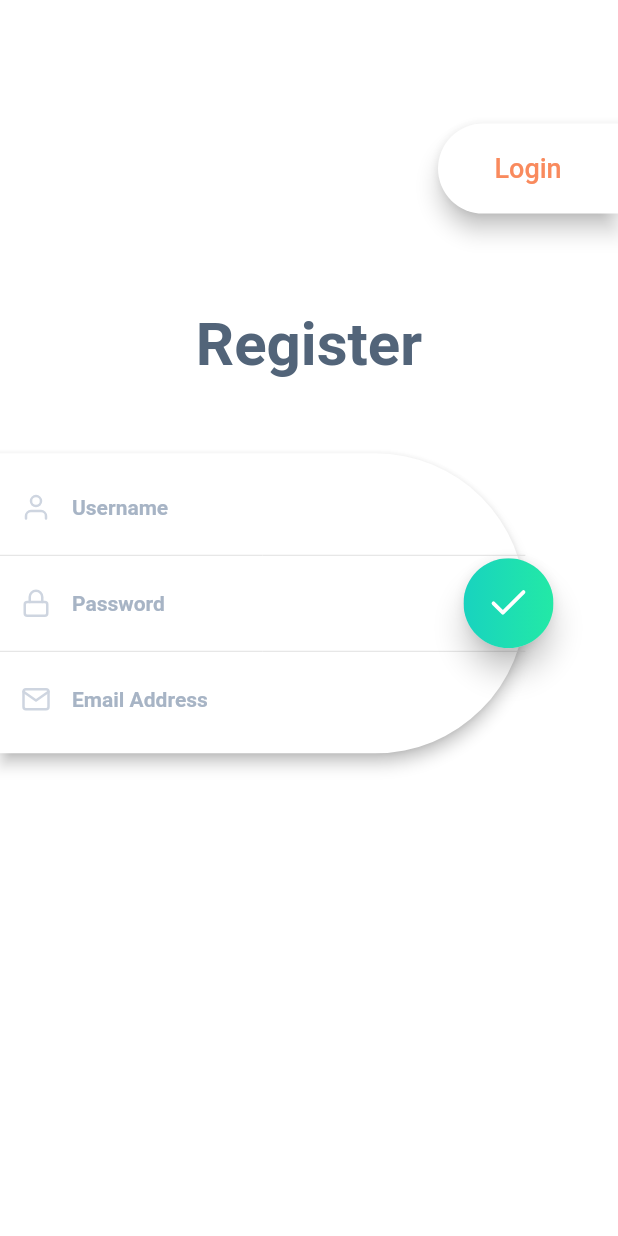
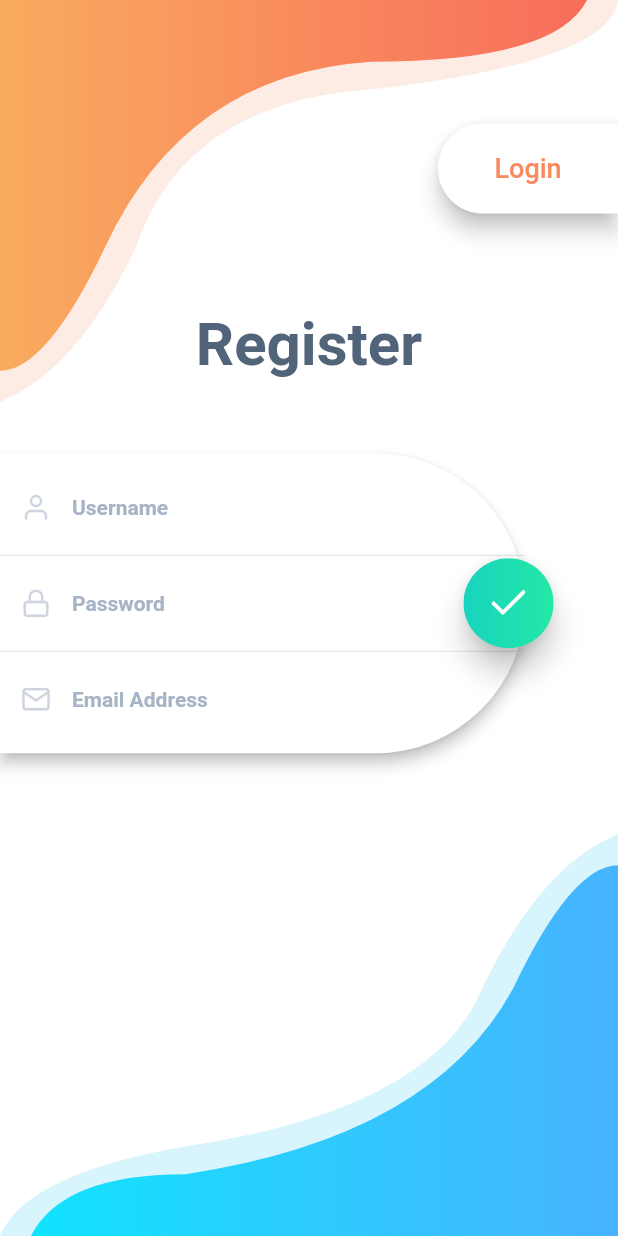
Before and after one commit to david-legend/login_catalog, a Flutter app: the SignUpScreen3 screen opened directly, on a phone screen of 412 x 824 dp. Run offline on Flutter 3.47's test engine with Material 2 defaults, Android fonts, the phone set to English and light mode, and no system bars; our stand-ins replace auto_route, flutter_feather_icons, google_fonts, rxdart.

Commit message:
login design 3 completed

```diff
--- a/lib/main.dart
+++ b/lib/main.dart
@@ -35,8 +35,8 @@ class _MyAppState extends State<MyApp> {
           darkTheme: null,
           builder: ExtendedNavigator<Router>(
             router: Router(),
-            initialRoute: Routes.signUpScreen3,
-//            initialRouteArgs: SignUpScreen2Arguments(themeBloc: _themeBloc),
+            initialRoute: Routes.loginScreen3,
+            initialRouteArgs: LoginScreen1Arguments(themeBloc: _themeBloc),
 //            initialRoute: Routes.loginScreen1,
           ),
         );
--- a/lib/routes/router.dart
+++ b/lib/routes/router.dart
@@ -12,11 +12,11 @@ class $Router {
   LoginScreen1 loginScreen1;
   SignUpScreen1 signUpScreen1;
 
-  @initial
   LoginScreen2 loginScreen2;
 
   SignUpScreen2 signUpScreen2;
 
+  @initial
   SignUpScreen3 signUpScreen3;
   LoginScreen3 loginScreen3;
 
--- a/lib/screens/login_design_3/signup_screen_3.dart
+++ b/lib/screens/login_design_3/signup_screen_3.dart
@@ -1,6 +1,8 @@
 import 'package:flutter/material.dart';
 import 'package:flutter_feather_icons/flutter_feather_icons.dart';
+import 'package:logincatalog/routes/router.gr.dart';
 import 'package:logincatalog/values/values.dart';
+import 'package:logincatalog/widgets/custom_shape_clippers.dart';
 import 'package:logincatalog/widgets/custom_text_form_field.dart';
 import 'package:logincatalog/widgets/spaces.dart';
 
@@ -49,9 +51,62 @@ class _SignUpScreen3State extends State<SignUpScreen3> {
     var heightOfScreen = MediaQuery.of(context).size.height;
     var widthOfScreen = MediaQuery.of(context).size.width;
     return Scaffold(
-      body: SafeArea(
-        child: Stack(
+      body: Stack(
         children: <Widget>[
+          Positioned(
+            left: 0,
+            top: 0,
+            right: 0,
+            child: ClipPath(
+              clipper: CustomLoginShapeClipper4(),
+              child: Container(
+                height: heightOfScreen,
+                decoration: BoxDecoration(color: AppColors.orangeShade2),
+              ),
+            ),
+          ),
+          Positioned(
+            left: 0,
+            top: 0,
+            right: 0,
+            child: ClipPath(
+              clipper: CustomLoginShapeClipper5(),
+              child: Container(
+                height: heightOfScreen,
+                decoration: BoxDecoration(
+                  gradient: Gradients.curvesGradient1,
+                ),
+              ),
+            ),
+          ),
+          Positioned(
+            left: 0,
+            top: 0,
+            right: 0,
+            child: ClipPath(
+              clipper: CustomLoginShapeClipper6(),
+              child: Container(
+                height: heightOfScreen,
+                decoration: BoxDecoration(
+                  color: AppColors.lighterBlue,
+                ),
+              ),
+            ),
+          ),
+          Positioned(
+            left: 0,
+            top: 0,
+            right: 0,
+            child: ClipPath(
+              clipper: CustomLoginShapeClipper3(),
+              child: Container(
+                height: heightOfScreen,
+                decoration: BoxDecoration(
+                  gradient: Gradients.curvesGradient2,
+                ),
+              ),
+            ),
+          ),
           Positioned(
             top: heightOfScreen * 0.1,
             right: Sizes.SIZE_0,
@@ -59,7 +114,7 @@ class _SignUpScreen3State extends State<SignUpScreen3> {
               height: Sizes.HEIGHT_60,
               width: Sizes.WIDTH_120,
               child: RaisedButton(
-                  onPressed: () {},
+                onPressed: () => Router.navigator.pushNamed(Routes.loginScreen3),
                 color: AppColors.white,
                 elevation: Sizes.ELEVATION_6,
                 shape: RoundedRectangleBorder(
@@ -82,7 +137,6 @@ class _SignUpScreen3State extends State<SignUpScreen3> {
               Positioned(
                 child: Container(
                   child: Column(
-                      mainAxisAlignment: MainAxisAlignment.center,
                     children: <Widget>[
                       Expanded(
                         child: ListView(
@@ -99,6 +153,8 @@ class _SignUpScreen3State extends State<SignUpScreen3> {
                             ),
                             SizedBox(height: heightOfScreen * 0.05),
                             _buildForm(context: context),
+
+
                           ],
                         ),
                       ),
@@ -109,7 +165,6 @@ class _SignUpScreen3State extends State<SignUpScreen3> {
             ],
           ),
         ],
-        ),
       ),
     );
   }
@@ -212,7 +267,7 @@ class _SignUpScreen3State extends State<SignUpScreen3> {
               child: RaisedButton(
                 padding: const EdgeInsets.all(Sizes.PADDING_0),
                 elevation: Sizes.ELEVATION_8,
-                onPressed: () {},
+                onPressed: (){},
                 shape: RoundedRectangleBorder(
                   borderRadius: BorderRadius.circular(Sizes.RADIUS_30),
                 ),
--- a/lib/values/gradients.dart
+++ b/lib/values/gradients.dart
@@ -10,11 +10,19 @@ class Gradients {
     ],
   );
 
-  static const LinearGradient curvesGradient = LinearGradient(
+  static const LinearGradient curvesGradient1 = LinearGradient(
     colors: [
       AppColors.orange,
       AppColors.orangeShade1,
       AppColors.deepOrange,
     ],
   );
+
+  static const LinearGradient curvesGradient2 = LinearGradient(
+    colors: [
+      AppColors.seaBlue3,
+      AppColors.seaBlue2,
+      AppColors.seaBlue1,
+    ],
+  );
 }
--- a/lib/widgets/custom_shape_clippers.dart
+++ b/lib/widgets/custom_shape_clippers.dart
@@ -1,5 +1,6 @@
 import 'package:flutter/material.dart';
 
+//************************ for login design 1 *********************************
 class CustomLoginShapeClipper1 extends CustomClipper<Path> {
   @override
   getClip(Size size) {
@@ -46,6 +47,77 @@ class CustomLoginShapeClipper2 extends CustomClipper<Path> {
   }
 }
 
+class CustomSignUpShapeClipper1 extends CustomClipper<Path> {
+  @override
+  getClip(Size size) {
+    final Path path = Path();
+    path.lineTo(0.0, size.height * 0.30);
+
+    var firstEndpoint = Offset(size.width, size.height * 0.15);
+    var firstControlPoint = Offset(size.width * 0.5, size.height * 0.13);
+
+    path.quadraticBezierTo(firstControlPoint.dx, firstControlPoint.dy,
+        firstEndpoint.dx, firstEndpoint.dy);
+
+    path.lineTo(size.width, 0.0);
+    path.close();
+    return path;
+  }
+
+  @override
+  bool shouldReclip(CustomClipper oldClipper) {
+    return true;
+  }
+}
+
+class CustomSignUpShapeClipper2 extends CustomClipper<Path> {
+  @override
+  getClip(Size size) {
+    final Path path = Path();
+    path.lineTo(0.0, size.height);
+
+    var firstEndpoint = Offset(size.width, size.height * 0.52);
+    var firstControlPoint = Offset(size.width * 0.25, size.height * 0.52);
+
+    path.quadraticBezierTo(firstControlPoint.dx, firstControlPoint.dy,
+        firstEndpoint.dx, firstEndpoint.dy);
+
+    path.lineTo(size.width, 0.0);
+    path.close();
+    return path;
+  }
+
+  @override
+  bool shouldReclip(CustomClipper oldClipper) {
+    return true;
+  }
+}
+
+class CustomSignUpShapeClipper3 extends CustomClipper<Path> {
+  @override
+  getClip(Size size) {
+    final Path path = Path();
+
+    path.lineTo(0.0, size.height * 0.8);
+
+    var firstEndpoint = Offset(size.width, size.height * 0.7);
+    var firstControlPoint = Offset(size.width * 0.70, size.height * 0.8);
+
+    path.quadraticBezierTo(firstControlPoint.dx, firstControlPoint.dy,
+        firstEndpoint.dx, firstEndpoint.dy);
+
+    path.lineTo(size.width, 0.0);
+    path.close();
+    return path;
+  }
+
+  @override
+  bool shouldReclip(CustomClipper oldClipper) {
+    return true;
+  }
+}
+
+//************************ for login design 3 *********************************
 class CustomLoginShapeClipper4 extends CustomClipper<Path> {
   @override
   getClip(Size size) {
@@ -129,24 +201,26 @@ class CustomLoginShapeClipper3 extends CustomClipper<Path> {
   @override
   getClip(Size size) {
     final Path path = Path();
-    path.moveTo(size.width * 0.01, size.height);
+    path.moveTo(size.width * 0.05, size.height);
     path.lineTo(size.width, size.height);
     path.lineTo(size.width, size.height * 0.7);
 
-    var firstEndpoint = Offset(size.width * 0.90, size.height * 0.72);
-    var firstControlPoint = Offset(size.width * 0.95, size.height * 0.70);
+    var firstEndpoint = Offset(size.width * 0.83, size.height * 0.8);
+    var firstControlPoint = Offset(size.width * 0.925, size.height * 0.70);
 //
     path.quadraticBezierTo(firstControlPoint.dx, firstControlPoint.dy,
         firstEndpoint.dx, firstEndpoint.dy);
 //
-    var secondEndpoint = Offset(size.width * 0.30, size.height * 0.90);
-    var secondControlPoint = Offset(size.width * 0.70, size.height * 0.90);
+    var secondEndpoint = Offset(size.width * 0.30, size.height * 0.95);
+    var secondControlPoint =
+        Offset(size.width * 0.70, size.height * 0.92); //height
 //
     path.quadraticBezierTo(secondControlPoint.dx, secondControlPoint.dy,
         secondEndpoint.dx, secondEndpoint.dy);
 //
-    var thirdEndpoint = Offset(size.width * 0.01, size.height);
-    var thirdControlPoint = Offset(size.width * 0.02, size.height * 0.95);
+    var thirdEndpoint = Offset(size.width * 0.05, size.height);
+    var thirdControlPoint =
+        Offset(size.width * 0.1, size.height * 0.95); //width
 
     path.quadraticBezierTo(thirdControlPoint.dx, thirdControlPoint.dy,
         thirdEndpoint.dx, thirdEndpoint.dy);
@@ -163,19 +237,32 @@ class CustomLoginShapeClipper3 extends CustomClipper<Path> {
   }
 }
 
-class CustomSignUpShapeClipper1 extends CustomClipper<Path> {
+class CustomLoginShapeClipper6 extends CustomClipper<Path> {
   @override
   getClip(Size size) {
     final Path path = Path();
-    path.lineTo(0.0, size.height * 0.30);
+    path.moveTo(size.width * 0, size.height);
+    path.lineTo(size.width, size.height);
+    path.lineTo(size.width, size.height * 0.675);
 
-    var firstEndpoint = Offset(size.width, size.height * 0.15);
-    var firstControlPoint = Offset(size.width * 0.5, size.height * 0.13);
+    var firstEndpoint = Offset(size.width * 0.78, size.height * 0.8);
+    var firstControlPoint = Offset(size.width * 0.875, size.height * 0.70);
 
     path.quadraticBezierTo(firstControlPoint.dx, firstControlPoint.dy,
         firstEndpoint.dx, firstEndpoint.dy);
 
-    path.lineTo(size.width, 0.0);
+    var secondEndpoint = Offset(size.width * 0.30, size.height * 0.9275);
+    var secondControlPoint = Offset(size.width * 0.70, size.height * 0.8975);
+
+    path.quadraticBezierTo(secondControlPoint.dx, secondControlPoint.dy,
+        secondEndpoint.dx, secondEndpoint.dy);
+
+    var thirdEndpoint = Offset(size.width * 0.0, size.height);
+    var thirdControlPoint = Offset(size.width * 0.04, size.height * 0.95);
+
+    path.quadraticBezierTo(thirdControlPoint.dx, thirdControlPoint.dy,
+        thirdEndpoint.dx, thirdEndpoint.dy);
+
     path.close();
     return path;
   }
@@ -185,50 +272,3 @@ class CustomSignUpShapeClipper1 extends CustomClipper<Path> {
     return true;
   }
 }
-
-class CustomSignUpShapeClipper2 extends CustomClipper<Path> {
-  @override
-  getClip(Size size) {
-    final Path path = Path();
-    path.lineTo(0.0, size.height);
-
-    var firstEndpoint = Offset(size.width, size.height * 0.52);
-    var firstControlPoint = Offset(size.width * 0.25, size.height * 0.52);
-
-    path.quadraticBezierTo(firstControlPoint.dx, firstControlPoint.dy,
-        firstEndpoint.dx, firstEndpoint.dy);
-
-    path.lineTo(size.width, 0.0);
-    path.close();
-    return path;
-  }
-
-  @override
-  bool shouldReclip(CustomClipper oldClipper) {
-    return true;
-  }
-}
-
-class CustomSignUpShapeClipper3 extends CustomClipper<Path> {
-  @override
-  getClip(Size size) {
-    final Path path = Path();
-
-    path.lineTo(0.0, size.height * 0.8);
-
-    var firstEndpoint = Offset(size.width, size.height * 0.7);
-    var firstControlPoint = Offset(size.width * 0.70, size.height * 0.8);
-
-    path.quadraticBezierTo(firstControlPoint.dx, firstControlPoint.dy,
-        firstEndpoint.dx, firstEndpoint.dy);
-
-    path.lineTo(size.width, 0.0);
-    path.close();
-    return path;
-  }
-
-  @override
-  bool shouldReclip(CustomClipper oldClipper) {
-    return true;
-  }
-}
```
Also changed, not shown: lib/screens/login_design_3/login_screen_3.dart (+44 -19 lines), lib/routes/router.gr.dart. Lines whose indentation alone changed are shown as unchanged.
